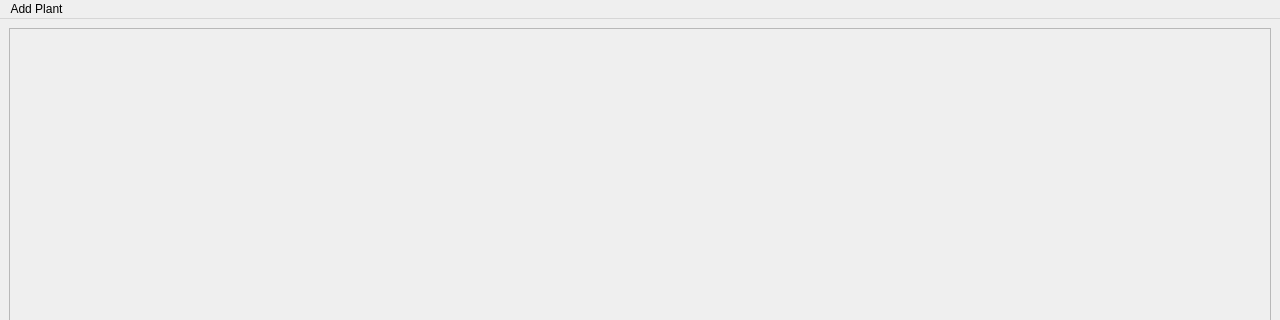
Qt form ui/mainWindow.ui (BibekTripathy/PlantCareApp) before a commit; both pictures show x 0 to 1280 and y 0 to 320 of the 1280 by 720 pixel window.
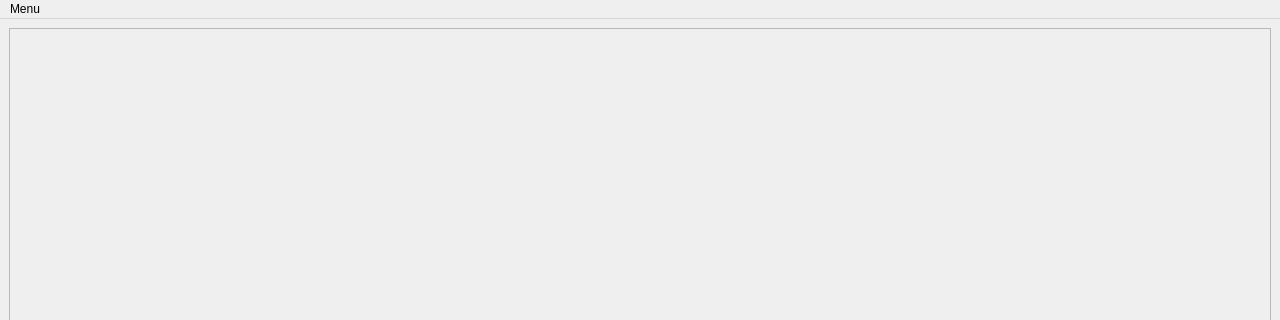
The same form after that commit.

Commit message: feat: added an exit button in the menubar

```diff
--- a/ui/mainWindow.ui
+++ b/ui/mainWindow.ui
@@ -51,7 +51,7 @@
    </property>
    <widget class="QMenu" name="menuAdd_Plant">
     <property name="title">
-     <string>Add Plant</string>
+     <string>Menu</string>
     </property>
     <addaction name="separator"/>
     <addaction name="actionNew_Plant"/>
```
Left out of the diff: 6 changed lines with no effect on the pictures. The commit also changes 2 other files.
